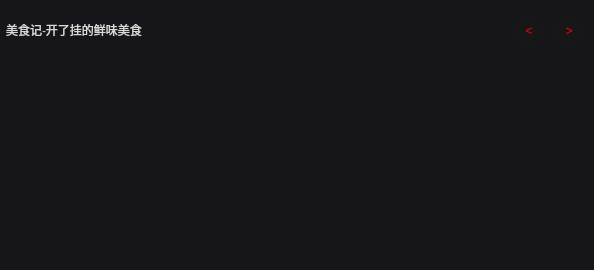
huizhang556/pc-video-player, file VideoPlayer/mainwidget/subunititems/Container00.ui: the form before one commit.
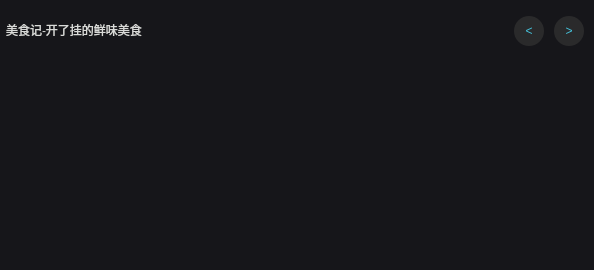
The form after the commit.

```diff
--- a/VideoPlayer/mainwidget/subunititems/Container00.ui
+++ b/VideoPlayer/mainwidget/subunititems/Container00.ui
@@ -164,10 +164,15 @@
               <string notr="true">QPushButton
 {
 border: none;
-color: #ff0000;
+color: #45c3dc;
 font: 800 16px &quot;微软雅黑&quot;;
 border-radius: 15px;
-background-color: rgba(24, 24, 24,0.8);
+background-color: #2a2a2b;
+}
+
+QPushButton:hover
+{
+color: white;
 }</string>
              </property>
              <property name="text">
@@ -206,10 +211,15 @@
               <string notr="true">QPushButton
 {
 border: none;
-color: #ff0000;
+color: #45c3dc;
 font: 800 16px &quot;微软雅黑&quot;;
 border-radius: 15px;
-background-color: rgba(24, 24, 24,0.8);
+background-color: #2a2a2b;
+}
+
+QPushButton:hover
+{
+color: white;
 }</string>
              </property>
              <property name="text">
```
